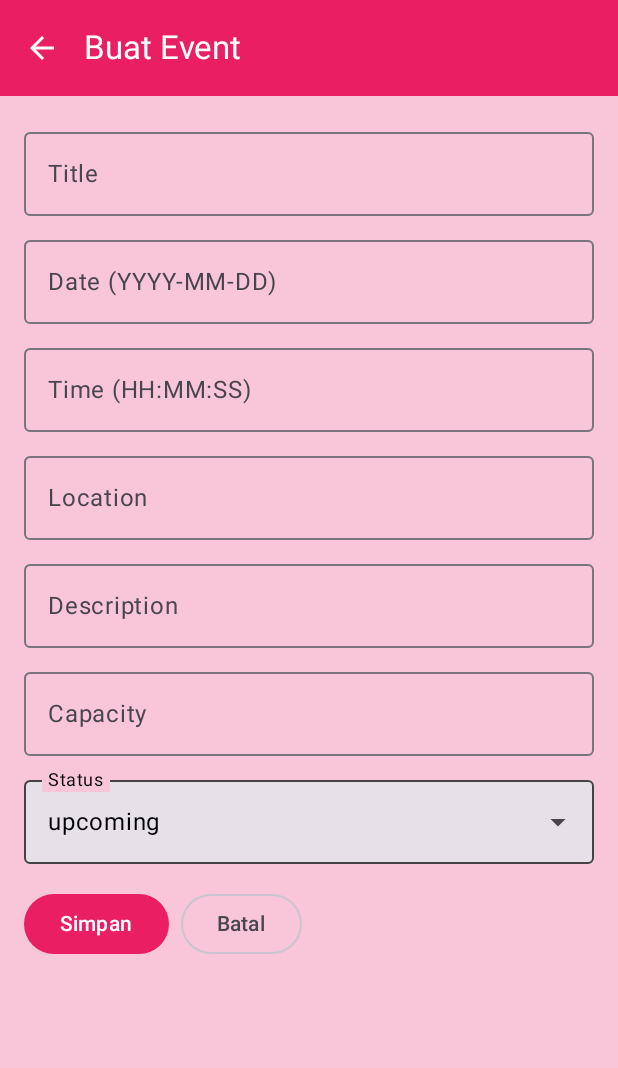
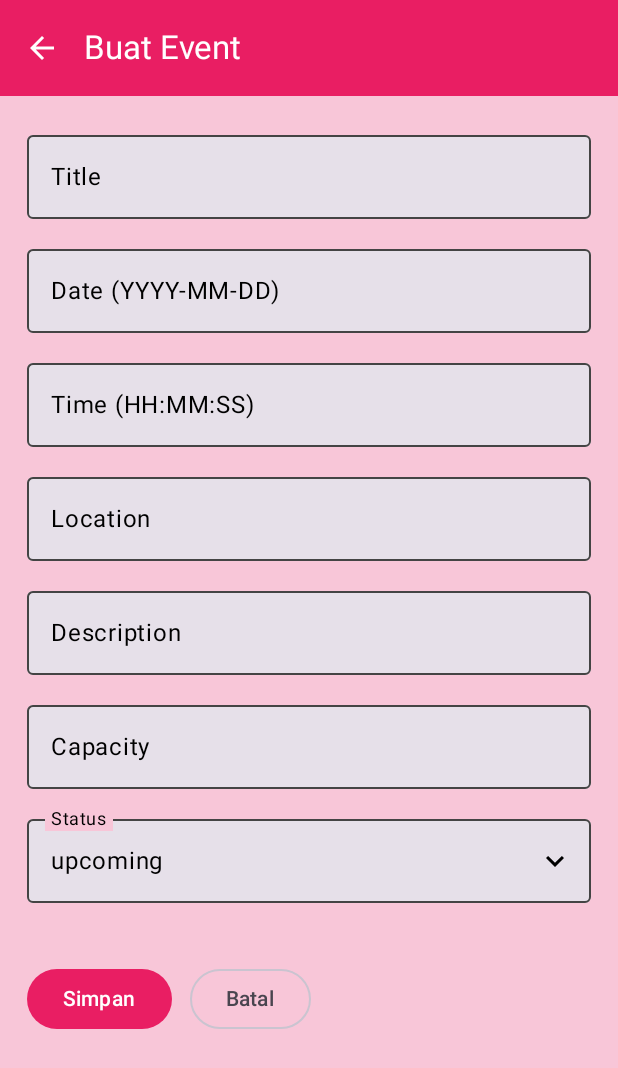
Before and after one commit to p4mski/Aplikasi-Event-Management, an Android app built with Jetpack Compose: the screen it shows after launch (MainActivity), after a tap on "Add", on a phone screen of 412 x 824 dp. Shown: the top 1068 px of the screen. Run offline under Robolectric (Android 15) with nearby library versions, the phone set to English and light mode, and no system bars.

Commit message:
menambahkan fitur search by date dan search by name, memperbaiki beberapa bug warna pada tulisan

```diff
--- a/app/src/main/java/com/example/uasmobileprogram/MainActivity.kt
+++ b/app/src/main/java/com/example/uasmobileprogram/MainActivity.kt
@@ -41,7 +41,7 @@ fun AppNav(vm: EventViewModel) {
         composable("list") {
             EventListScreen(
                 viewModel = vm,
-                onOpenDetail = { id -> navController.navigate("detail/$id") },
+                onDetail = { id -> navController.navigate("detail/$id") },
                 onAdd = { navController.navigate("form/new") }
             )
         }
--- a/app/src/main/java/com/example/uasmobileprogram/ui/screen/EventFormScreen.kt
+++ b/app/src/main/java/com/example/uasmobileprogram/ui/screen/EventFormScreen.kt
@@ -1,5 +1,4 @@
 @file:OptIn(ExperimentalMaterial3Api::class)
-
 package com.example.uasmobileprogram.ui.screen
 
 import androidx.compose.foundation.layout.*
@@ -7,6 +6,7 @@ import androidx.compose.material3.*
 import androidx.compose.material3.TextFieldDefaults
 import androidx.compose.material.icons.Icons
 import androidx.compose.material.icons.filled.ArrowBack
+import androidx.compose.material.icons.filled.KeyboardArrowDown
 import androidx.compose.runtime.*
 import androidx.compose.ui.Modifier
 import androidx.compose.ui.graphics.Color
@@ -16,6 +16,7 @@ import com.example.uasmobileprogram.viewmodel.EventViewModel
 import com.example.uasmobileprogram.viewmodel.UiState
 import kotlinx.coroutines.launch
 
+@OptIn(ExperimentalMaterial3Api::class)
 @Composable
 fun EventFormScreen(
     viewModel: EventViewModel,
@@ -32,18 +33,13 @@ fun EventFormScreen(
     var location by remember { mutableStateOf("") }
     var description by remember { mutableStateOf("") }
     var capacityText by remember { mutableStateOf("") }
-
-    // dropdown value
     var status by remember { mutableStateOf("upcoming") }
 
-    // Load event when editing
+    // Load Event untuk edit
     LaunchedEffect(eventId) {
-        if (eventId != null) {
-            viewModel.fetchEventById(eventId)
-        }
+        if (eventId != null) viewModel.fetchEventById(eventId)
     }
 
-    // Fill fields when event loaded
     LaunchedEffect(selected) {
         if (selected is UiState.Success) {
             val e = (selected as UiState.Success).data
@@ -57,99 +53,131 @@ fun EventFormScreen(
         }
     }
 
+    val textFieldColors = TextFieldDefaults.colors(
+        focusedIndicatorColor = Color.Black,
+        unfocusedIndicatorColor = Color.DarkGray,
+        focusedLabelColor = Color.Black,
+        unfocusedLabelColor = Color.Black,
+        focusedTextColor = Color.Black,
+        unfocusedTextColor = Color.Black,
+        cursorColor = Color.Black
+    )
+
     Scaffold(
         topBar = {
             TopAppBar(
                 title = { Text("Buat Event") },
                 navigationIcon = {
                     IconButton(onClick = onCancel) {
-                        Icon(
-                            Icons.Filled.ArrowBack,
-                            contentDescription = "Back",
-                            tint = Color.White
-                        )
+                        Icon(Icons.Filled.ArrowBack, contentDescription = "Back", tint = Color.White)
                     }
                 },
                 colors = TopAppBarDefaults.topAppBarColors(
                     containerColor = MaterialTheme.colorScheme.primary,
-                    titleContentColor = Color.White,
-                    navigationIconContentColor = Color.White
+                    titleContentColor = Color.White
                 )
             )
         },
         containerColor = MaterialTheme.colorScheme.background
-    ) { innerPadding ->
+    ) { padding ->
 
         Column(
             modifier = Modifier
-                .padding(innerPadding)
-                .padding(16.dp)
-                .fillMaxWidth()
+                .padding(padding)
+                .padding(18.dp)
+                .fillMaxWidth(),
+            verticalArrangement = Arrangement.spacedBy(12.dp)
         ) {
+
+            val fieldModifier = Modifier.fillMaxWidth()
 
             OutlinedTextField(
                 value = title,
                 onValueChange = { title = it },
                 label = { Text("Title") },
-                modifier = Modifier.fillMaxWidth()
+                modifier = fieldModifier,
+                colors = textFieldColors
             )
-            Spacer(Modifier.height(8.dp))
 
             OutlinedTextField(
                 value = date,
                 onValueChange = { date = it },
                 label = { Text("Date (YYYY-MM-DD)") },
-                modifier = Modifier.fillMaxWidth()
+                modifier = fieldModifier,
+                colors = textFieldColors
             )
-            Spacer(Modifier.height(8.dp))
 
             OutlinedTextField(
                 value = time,
                 onValueChange = { time = it },
                 label = { Text("Time (HH:MM:SS)") },
-                modifier = Modifier.fillMaxWidth()
+                modifier = fieldModifier,
+                colors = textFieldColors
             )
-            Spacer(Modifier.height(8.dp))
 
             OutlinedTextField(
                 value = location,
                 onValueChange = { location = it },
                 label = { Text("Location") },
-                modifier = Modifier.fillMaxWidth()
+                modifier = fieldModifier,
+                colors = textFieldColors
             )
-            Spacer(Modifier.height(8.dp))
 
             OutlinedTextField(
                 value = description,
                 onValueChange = { description = it },
                 label = { Text("Description") },
-                modifier = Modifier.fillMaxWidth()
+                modifier = fieldModifier,
+                colors = textFieldColors
             )
-            Spacer(Modifier.height(8.dp))
 
             OutlinedTextField(
                 value = capacityText,
                 onValueChange = { capacityText = it.filter { ch -> ch.isDigit() } },
                 label = { Text("Capacity") },
-                modifier = Modifier.fillMaxWidth()
+                modifier = fieldModifier,
+                colors = textFieldColors
             )
-            Spacer(Modifier.height(8.dp))
 
-            // ⬇⬇⬇ REPLACE STATUS INPUT WITH DROPDOWN ⬇⬇⬇
-            StatusDropdown(
+            // DROPDOWN STATUS
+            var expanded by remember { mutableStateOf(false) }
+
+            Box {
+                OutlinedTextField(
                     value = status,
-                onValueChange = { status = it }
+                    onValueChange = {},
+                    label = { Text("Status") },
+                    modifier = fieldModifier,
+                    readOnly = true,
+                    trailingIcon = {
+                        IconButton(onClick = { expanded = true }) {
+                            Icon(Icons.Filled.KeyboardArrowDown, contentDescription = null, tint = Color.Black)
+                        }
+                    },
+                    colors = textFieldColors
                 )
-            // ⬆⬆⬆ END DROPDOWN ⬆⬆⬆
+
+                DropdownMenu(
+                    expanded = expanded,
+                    onDismissRequest = { expanded = false }
+                ) {
+                    listOf("upcoming", "ongoing", "completed", "cancelled").forEach { st ->
+                        DropdownMenuItem(
+                            text = { Text(st, color = Color.Black) },
+                            onClick = {
+                                status = st
+                                expanded = false
+                            }
+                        )
+                    }
+                }
+            }
 
             Spacer(Modifier.height(16.dp))
 
-            Row {
-                Button(
-                    onClick = {
-                        if (title.isBlank() || date.isBlank() || time.isBlank() || location.isBlank()) {
-                            return@Button
-                        }
+            Row(horizontalArrangement = Arrangement.spacedBy(12.dp)) {
+                Button(onClick = {
+                    if (title.isBlank() || date.isBlank() || time.isBlank() || location.isBlank()) return@Button
 
                     val event = Event(
                         id = eventId,
@@ -157,26 +185,19 @@ fun EventFormScreen(
                         date = date,
                         time = time,
                         location = location,
-                            description = if (description.isBlank()) null else description,
+                        description = description.ifBlank { null },
                         capacity = capacityText.toIntOrNull(),
                         status = status
                     )
 
                     if (eventId == null) {
-                            viewModel.createEvent(event) { ok, _ ->
-                                if (ok) onSaved()
+                        viewModel.createEvent(event) { ok, _ -> if (ok) onSaved() }
+                    } else {
+                        viewModel.updateEvent(eventId, event) { ok, _ -> if (ok) onSaved() }
                     }
-                        } else {
-                            viewModel.updateEvent(eventId, event) { ok, _ ->
-                                if (ok) onSaved()
-                            }
-                        }
-                    }
-                ) {
+                }) {
                     Text("Simpan")
                 }
-
-                Spacer(Modifier.width(8.dp))
 
                 OutlinedButton(onClick = onCancel) {
                     Text("Batal")
@@ -185,55 +206,3 @@ fun EventFormScreen(
         }
     }
 }
-
-@OptIn(ExperimentalMaterial3Api::class)
-@Composable
-fun StatusDropdown(
-    value: String,
-    onValueChange: (String) -> Unit
-) {
-    val items = listOf("upcoming", "ongoing", "completed", "cancelled")
-
-    var expanded by remember { mutableStateOf(false) }
-
-    ExposedDropdownMenuBox(
-        expanded = expanded,
-        onExpandedChange = { expanded = !expanded }
-    ) {
-        OutlinedTextField(
-            value = value,
-            onValueChange = { },
-            readOnly = true,
-            label = { Text("Status") },
-            modifier = Modifier
-                .menuAnchor()
-                .fillMaxWidth(),
-            colors = TextFieldDefaults.colors(
-                focusedIndicatorColor = MaterialTheme.colorScheme.primary,
-                unfocusedIndicatorColor = Color.DarkGray,
-                focusedLabelColor = Color.Black,
-                unfocusedLabelColor = Color.Black,
-                focusedTextColor = Color.Black,
-                unfocusedTextColor = Color.Black
-            ),
-            trailingIcon = {
-                ExposedDropdownMenuDefaults.TrailingIcon(expanded = expanded)
-            }
-        )
-
-        ExposedDropdownMenu(
-            expanded = expanded,
-            onDismissRequest = { expanded = false }
-        ) {
-            items.forEach { item ->
-                DropdownMenuItem(
-                    text = { Text(item, color = Color.Black) },
-                    onClick = {
-                        onValueChange(item)
-                        expanded = false
-                    }
-                )
-            }
-        }
-    }
-}
--- a/app/src/main/java/com/example/uasmobileprogram/ui/screen/EventListScreen.kt
+++ b/app/src/main/java/com/example/uasmobileprogram/ui/screen/EventListScreen.kt
@@ -4,6 +4,7 @@ import androidx.compose.foundation.clickable
 import androidx.compose.foundation.layout.*
 import androidx.compose.foundation.lazy.LazyColumn
 import androidx.compose.foundation.lazy.items
+import androidx.compose.foundation.shape.RoundedCornerShape
 import androidx.compose.material3.*
 import androidx.compose.material.icons.Icons
 import androidx.compose.material.icons.filled.Add
@@ -20,12 +21,14 @@ import com.example.uasmobileprogram.viewmodel.UiState
 @Composable
 fun EventListScreen(
     viewModel: EventViewModel,
-    onOpenDetail: (Int) -> Unit,
-    onAdd: () -> Unit
+    onAdd: () -> Unit,
+    onDetail: (Int) -> Unit
 ) {
     val state by viewModel.events.collectAsState()
 
-    // Load events once
+    var searchName by remember { mutableStateOf("") }
+    var searchDate by remember { mutableStateOf("") }
+
     LaunchedEffect(Unit) {
         viewModel.fetchEvents()
     }
@@ -34,58 +37,58 @@ fun EventListScreen(
         topBar = {
             TopAppBar(
                 title = { Text("Events") },
-                colors = TopAppBarDefaults.topAppBarColors(
-                    containerColor = MaterialTheme.colorScheme.primary,
-                    titleContentColor = MaterialTheme.colorScheme.onPrimary
-                ),
                 actions = {
                     IconButton(onClick = onAdd) {
-                        Icon(Icons.Default.Add, contentDescription = "Add", tint = Color.White)
+                        Icon(Icons.Default.Add, contentDescription = "Add")
                     }
                 }
             )
-        }, containerColor = MaterialTheme.colorScheme.background
-    ) { inner ->
-        Box(
-            modifier = Modifier
-                .padding(inner)
-                .fillMaxSize()
+        }
+    ) { padding ->
+        Column(
+            Modifier
+                .padding(padding)
+                .padding(12.dp)
         ) {
+
+            // 🔍 Search by name
+            OutlinedTextField(
+                value = searchName,
+                onValueChange = { searchName = it },
+                label = { Text("Cari nama event") },
+                modifier = Modifier.fillMaxWidth()
+            )
+
+            Spacer(Modifier.height(8.dp))
+
+            // 🔍 Search by date
+            OutlinedTextField(
+                value = searchDate,
+                onValueChange = { searchDate = it },
+                label = { Text("Cari berdasarkan tanggal (YYYY-MM-DD)") },
+                modifier = Modifier.fillMaxWidth()
+            )
+
+            Spacer(Modifier.height(16.dp))
+
             when (state) {
-                is UiState.Loading -> {
-                    Box(Modifier.fillMaxSize(), contentAlignment = Alignment.Center) {
-                        CircularProgressIndicator()
+                is UiState.Loading -> CircularProgressIndicator()
+                is UiState.Error -> Text("Error: ${(state as UiState.Error).message}")
+                is UiState.Success -> {
+                    val events = (state as UiState.Success).data
+
+                    // 🔥 FILTER LIST
+                    val filtered = events.filter {
+                        (it.title.contains(searchName, ignoreCase = true)) &&
+                                (it.date.contains(searchDate, ignoreCase = true))
                     }
-                }
 
-                is UiState.Error -> {
-                    Text(
-                        text = "Error: ${(state as UiState.Error).message}",
-                        modifier = Modifier.padding(16.dp)
-                    )
-                }
-
-                is UiState.Success -> {
-                    val list = (state as UiState.Success<List<Event>>).data
-
-                    if (list.isEmpty()) {
-                        Box(
-                            Modifier.fillMaxSize(),
-                            contentAlignment = Alignment.Center
-                        ) {
-                            Text("Tidak ada event.")
-                        }
-                    } else {
-                        LazyColumn(
-                            modifier = Modifier.fillMaxSize(),
-                            contentPadding = PaddingValues(8.dp)
-                        ) {
-                            items(list) { event ->
-                                EventRow(
-                                    event = event,
-                                    onClick = { event.id?.let { onOpenDetail(it) } }
-                                )
+                    LazyColumn {
+                        items(filtered) { event ->
+                            EventCard(event) {
+                                onDetail(event.id!!)
                             }
+                            Spacer(Modifier.height(12.dp))
                         }
                     }
                 }
@@ -128,3 +131,24 @@ fun EventRow(event: Event, onClick: () -> Unit) {
         }
     }
 }
+
+@Composable
+fun EventCard(event: Event, onClick: () -> Unit) {
+    Card(
+        modifier = Modifier
+            .fillMaxWidth()
+            .clickable { onClick() },
+        colors = CardDefaults.cardColors(
+            containerColor = MaterialTheme.colorScheme.primaryContainer
+        ),
+        shape = RoundedCornerShape(12.dp)
+    ) {
+        Column(modifier = Modifier.padding(16.dp)) {
+            Text(event.title, style = MaterialTheme.typography.titleMedium)
+            Spacer(Modifier.height(4.dp))
+            Text("${event.date} - ${event.time}")
+            Text(event.location)
+            Text("Status: ${event.status}")
+        }
+    }
+}
```
Also changed, not shown: app/src/main/java/com/example/uasmobileprogram/ui/screen/EventDetailScreen.kt (+79 -43 lines). Lines whose indentation alone changed are shown as unchanged.
